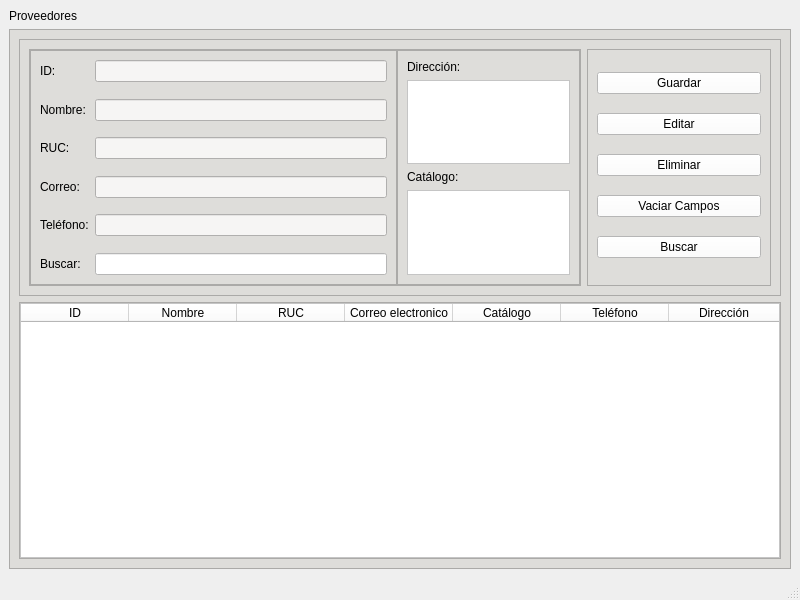
Old version of the form Proyecto/Interfaces/Ui/Proveedores.ui in the repository EdCenten0/MAPA-Python.
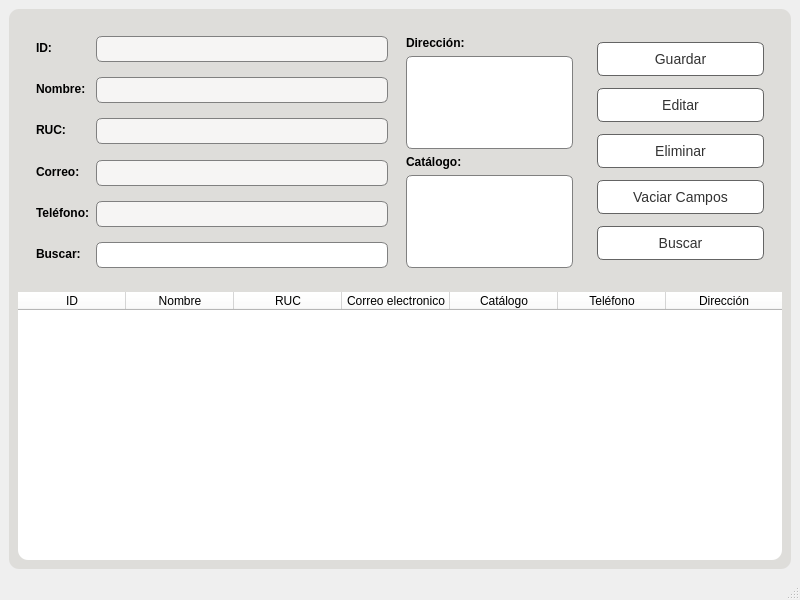
New version of the form.

Commit message: Cambio de estilos en proveedores

Diff of the .ui file:
```diff
--- a/Proyecto/Interfaces/Ui/Proveedores.ui
+++ b/Proyecto/Interfaces/Ui/Proveedores.ui
@@ -19,19 +19,77 @@
   <widget class="QWidget" name="centralwidget">
    <layout class="QGridLayout" name="gridLayout_2">
     <item row="0" column="0">
-     <widget class="QLabel" name="label">
-      <property name="styleSheet">
-       <string notr="true">font: 75 18pt &quot;MS Shell Dlg 2&quot;;</string>
-      </property>
-      <property name="text">
-       <string>Proveedores</string>
-      </property>
-     </widget>
-    </item>
-    <item row="1" column="0">
      <widget class="QFrame" name="frame">
       <property name="styleSheet">
-       <string notr="true">background-color: rgb(222, 221, 218);
+       <string notr="true">QFrame{
+	background-color: rgb(222, 221, 218);
+	border:none;
+}
+QPushButton {
+	background-color:rgb(255, 255, 255);
+	border:1px solid rgb(100,100,100);
+	color:rgb(50,50,50);
+    padding: 8px 16px;
+    border-radius: 6px;
+    font-size: 14px;
+}
+
+QPushButton:hover {
+    background-color: #D6D2D1;
+}
+
+QPushButton:pressed {
+    background-color: #52c7ff;
+}
+
+QLabel{
+		font-weight:500;
+}
+
+*{
+		font-family:&quot;Inter&quot;, sans-serif;
+		
+}
+
+QFrame{
+		background-color: rgb(222, 221, 218);
+		border-radius:10%;
+}
+
+QLineEdit {
+    background-color: white;
+    border: 1px solid gray;
+    padding: 4px;
+    border-radius: 6px;
+    font-size: 12px;
+}
+
+QLineEdit:focus {
+    border-color: #3daee9;
+    outline: none;
+}
+
+QLineEdit::hover {
+    background-color: #f0f0f0;
+}
+
+QTextEdit {
+    background-color: white;
+    border: 1px solid gray;
+    padding: 4px;
+    border-radius: 6px;
+    font-size: 12px;
+}
+
+QTextEdit:focus {
+    border-color: #3daee9;
+    outline: none;
+}
+
+QTextEdit::hover {
+    background-color: #f0f0f0;
+}
+
 </string>
       </property>
       <property name="frameShape">
@@ -83,7 +141,10 @@
              <item row="0" column="0">
               <widget class="QFrame" name="frame_6">
                <property name="styleSheet">
-                <string notr="true"/>
+                <string notr="true">QLabel{
+		font-weight:500;
+}
+</string>
                </property>
                <property name="frameShape">
                 <enum>QFrame::StyledPanel</enum>
@@ -332,7 +393,22 @@
           <item>
            <widget class="QFrame" name="frame_5">
             <property name="styleSheet">
-             <string notr="true"/>
+             <string notr="true">QPushButton {
+	background-color:rgb(255, 255, 255);
+	border:1px solid rgb(100,100,100);
+	color:rgb(50,50,50);
+    padding: 8px 16px;
+    border-radius: 6px;
+    font-size: 14px;
+}
+
+QPushButton:hover {
+    background-color: #D6D2D1;
+}
+
+QPushButton:pressed {
+    background-color: #52c7ff;
+}</string>
             </property>
             <property name="frameShape">
              <enum>QFrame::StyledPanel</enum>
@@ -344,7 +420,7 @@
              <item>
               <widget class="QPushButton" name="bt_Guardar">
                <property name="styleSheet">
-                <string notr="true">background-color: rgb(255, 255, 255);</string>
+                <string notr="true"/>
                </property>
                <property name="text">
                 <string>Guardar</string>
@@ -354,7 +430,7 @@
              <item>
               <widget class="QPushButton" name="bt_Editar">
                <property name="styleSheet">
-                <string notr="true">background-color: rgb(255, 255, 255);</string>
+                <string notr="true"/>
                </property>
                <property name="text">
                 <string>Editar</string>
@@ -364,7 +440,7 @@
              <item>
               <widget class="QPushButton" name="bt_Eliminar">
                <property name="styleSheet">
-                <string notr="true">background-color: rgb(255, 255, 255);</string>
+                <string notr="true"/>
                </property>
                <property name="text">
                 <string>Eliminar</string>
@@ -374,7 +450,7 @@
              <item>
               <widget class="QPushButton" name="bt_Vaciar">
                <property name="styleSheet">
-                <string notr="true">background-color: rgb(255, 255, 255);</string>
+                <string notr="true"/>
                </property>
                <property name="text">
                 <string>Vaciar Campos</string>
@@ -384,7 +460,7 @@
              <item>
               <widget class="QPushButton" name="bt_Buscar_Proveedor">
                <property name="styleSheet">
-                <string notr="true">background-color: rgb(255, 255, 255);</string>
+                <string notr="true"/>
                </property>
                <property name="text">
                 <string>Buscar</string>
```
Left out of the diff: 19 changed lines with no effect on the pictures.
